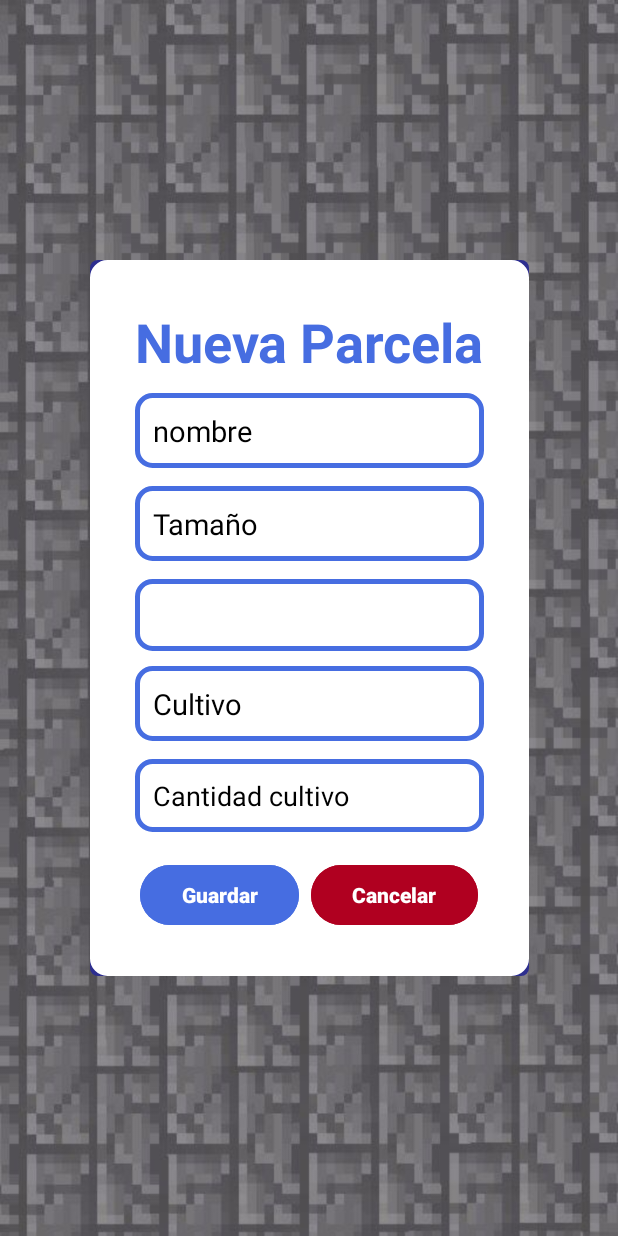
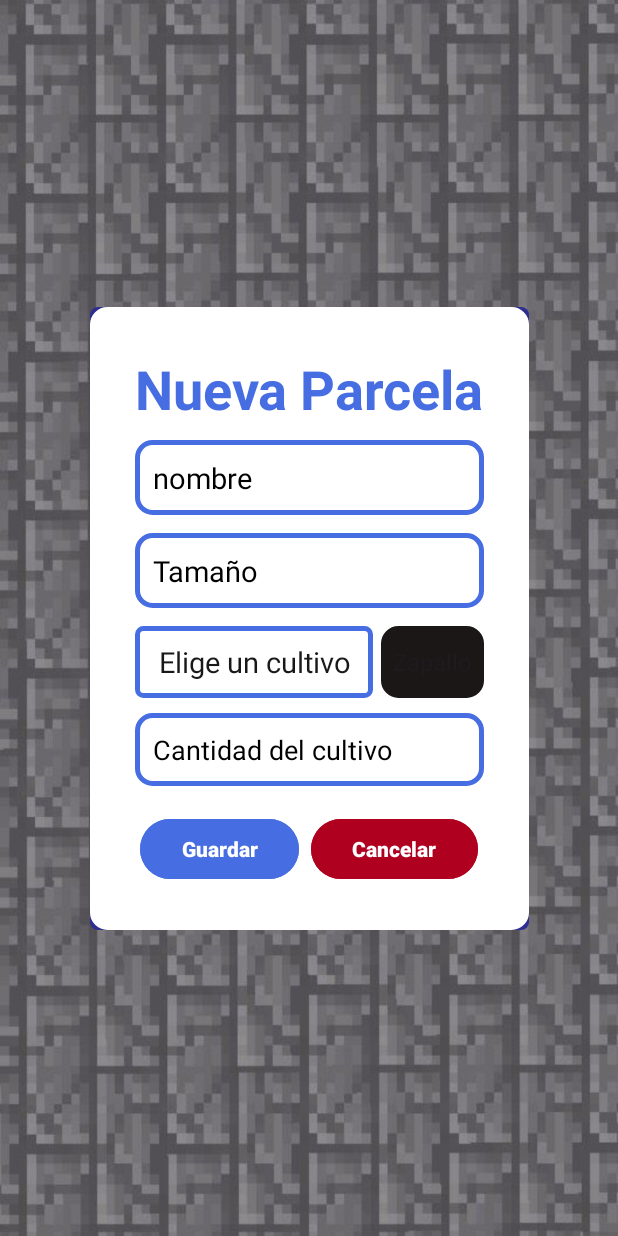
Before and after one commit to josemalavebri/CultiTraker, an Android app: the ParcelaActivity screen opened directly, with no data from a screen before it, after a tap on "Agregar", on a phone screen of 412 x 824 dp. Run offline under Robolectric (Android 15) with nearby library versions, the phone set to English and light mode, and no system bars.

Commit message:
cambiando escena

```diff
--- a/app/src/main/java/com/example/cultitraker/Activity/Cultivo/CultivoActivity.java
+++ b/app/src/main/java/com/example/cultitraker/Activity/Cultivo/CultivoActivity.java
@@ -33,7 +33,7 @@ public class CultivoActivity extends AppCompatActivity {
         setContentView(R.layout.activity_cultivo);
         recyclerView = findViewById(R.id.recyclerViewCultivo);
         recyclerView.setLayoutManager(new LinearLayoutManager(this));
-        //cargarDatosParcela();
+        cargarDatosParcela();
         ViewCompat.setOnApplyWindowInsetsListener(findViewById(R.id.main), (v, insets) -> {
             Insets systemBars = insets.getInsets(WindowInsetsCompat.Type.systemBars());
             v.setPadding(systemBars.left, systemBars.top, systemBars.right, systemBars.bottom);
@@ -58,6 +58,8 @@ public class CultivoActivity extends AppCompatActivity {
         recyclerView.setAdapter(adapterGeneral);
     }
 
+
+
     private ArrayList<Cultivo> cargarDatosParcelaDB(){
         CultivoExecuteDb cultivoExecuteDb = new CultivoExecuteDb(this);
         return cultivoExecuteDb.consultarDatos();
--- a/app/src/main/java/com/example/cultitraker/Activity/parcela/ParcelaActivity.java
+++ b/app/src/main/java/com/example/cultitraker/Activity/parcela/ParcelaActivity.java
@@ -14,8 +14,10 @@ import androidx.recyclerview.widget.RecyclerView;
 
 import com.example.cultitraker.AdapterItems.AdapterGeneral;
 import com.example.cultitraker.AdapterItems.AdapterModel;
-import com.example.cultitraker.DataBase.CommandDb.UsuarioExecuteDb;
-import com.example.cultitraker.Models.Usuario;
+import com.example.cultitraker.DataBase.CommandDb.CultivoExecuteDb;
+import com.example.cultitraker.DataBase.CommandDb.ParcelaExecuteDb;
+import com.example.cultitraker.Models.Cultivo;
+import com.example.cultitraker.Models.ParcelaTierra;
 import com.example.cultitraker.R;
 
 import java.util.ArrayList;
@@ -46,31 +48,32 @@ public class ParcelaActivity extends AppCompatActivity {
 
 
     public void cargarDatosParcela(){
-        ArrayList<Usuario> usuarios = cargarDatosParcelaDB();
+        ArrayList<ParcelaTierra> parcelas = cargarDatosParcelaDB();
         ArrayList<AdapterModel> adapterModels = new ArrayList<>();
 
-        for (Usuario usuario : usuarios){
+        for (ParcelaTierra parcela : parcelas){
             AdapterModel adapterModel = new AdapterModel();
 
-            adapterModel.setTitulo(usuario.getEmail());
-            adapterModel.setSubTitulo(usuario.getPassword());
-            adapterModel.setParrafo("parrafo");
-            adapterModel.setDetail("detalles");
-
+            adapterModel.setTitulo(parcela.getNombre());
+            adapterModel.setSubTitulo(parcela.getCultivo());
+            adapterModel.setParrafo(""+parcela.getTamano());
+            adapterModel.setDetail(""+parcela.getCantidadCultivo());
             adapterModels.add(adapterModel);
         }
         //ENVIAR SUS CARD ITEMS CON SU ID
-        AdapterGeneral adapterGeneral = new AdapterGeneral(adapterModels, this, R.layout.card_item_bloque);
+        AdapterGeneral adapterGeneral = new AdapterGeneral(adapterModels, this, R.layout.card_item_parcela);
         recyclerView.setAdapter(adapterGeneral);
     }
 
-    private ArrayList<Usuario> cargarDatosParcelaDB(){
-        UsuarioExecuteDb usuarioExecuteDb = new UsuarioExecuteDb(this);
-        return usuarioExecuteDb.consultarDatos();
+    private ArrayList<ParcelaTierra> cargarDatosParcelaDB(){
+        ParcelaExecuteDb parcelaExecuteDb = new ParcelaExecuteDb(this);
+        return parcelaExecuteDb.consultarDatos();
     }
 
     public void agregarActionButton(View view){
         Intent intent = new Intent(this, ParcelaRegistroActivity.class);
         startActivity(intent);
     }
+
+
 }
--- a/app/src/main/java/com/example/cultitraker/Activity/parcela/ParcelaRegistroActivity.java
+++ b/app/src/main/java/com/example/cultitraker/Activity/parcela/ParcelaRegistroActivity.java
@@ -1,8 +1,13 @@
 package com.example.cultitraker.Activity.parcela;
 
+import android.content.Intent;
 import android.os.Bundle;
+import android.util.Log;
 import android.view.View;
+import android.widget.AdapterView;
+import android.widget.ArrayAdapter;
 import android.widget.EditText;
+import android.widget.Spinner;
 import android.widget.Toast;
 
 import androidx.activity.EdgeToEdge;
@@ -11,17 +16,26 @@ import androidx.core.graphics.Insets;
 import androidx.core.view.ViewCompat;
 import androidx.core.view.WindowInsetsCompat;
 
+import com.example.cultitraker.DataBase.CommandDb.CultivoExecuteDb;
 import com.example.cultitraker.DataBase.CommandDb.ParcelaExecuteDb;
-import com.example.cultitraker.Models.Parcela;
+import com.example.cultitraker.Models.Cultivo;
+import com.example.cultitraker.Models.ParcelaTierra;
 import com.example.cultitraker.R;
 
+import java.util.ArrayList;
+
 public class ParcelaRegistroActivity extends AppCompatActivity {
+
+
+    Spinner spinner;
+
 
     @Override
     protected void onCreate(Bundle savedInstanceState) {
         super.onCreate(savedInstanceState);
         EdgeToEdge.enable(this);
         setContentView(R.layout.activity_parcela_registro);
+        llenarDatosSpinner();
         ViewCompat.setOnApplyWindowInsetsListener(findViewById(R.id.main), (v, insets) -> {
             Insets systemBars = insets.getInsets(WindowInsetsCompat.Type.systemBars());
             v.setPadding(systemBars.left, systemBars.top, systemBars.right, systemBars.bottom);
@@ -30,7 +44,7 @@ public class ParcelaRegistroActivity extends AppCompatActivity {
     }
 
     public void RegistrarParcelaButtonAction(View view){
-        Parcela parcela = crearParcelaData();
+        ParcelaTierra parcela = crearParcelaData();
         ParcelaExecuteDb parcelaExecuteDb = new ParcelaExecuteDb(this);
         boolean isValid = parcelaExecuteDb.agregarDatos(parcela);
         if(isValid){
@@ -40,14 +54,13 @@ public class ParcelaRegistroActivity extends AppCompatActivity {
         }
     }
 
-    private Parcela crearParcelaData(){
-        Parcela parcela = new Parcela();
+    private ParcelaTierra crearParcelaData(){
+        ParcelaTierra parcela = new ParcelaTierra();
         EditText nombre = findViewById(R.id.txt_nombreParcela);
-        EditText cultivo = findViewById(R.id.txt_cultivoParcela);
         EditText tamano = findViewById(R.id.txt_tamanoParcela);
         EditText cantidadCultivo = findViewById(R.id.txt_cantidadParcela);
         String nombreParcela = nombre.getText().toString();
-        String cultivoParcela = cultivo.getText().toString();
+        String cultivoParcela = "";
         String tamanoParcela = tamano.getText().toString();
         String cantidadCultivoParcela = cantidadCultivo.getText().toString();
         parcela.setNombre(nombreParcela);
@@ -57,6 +70,39 @@ public class ParcelaRegistroActivity extends AppCompatActivity {
         return parcela;
     }
 
+    public void cancelar(View view){
+        Intent intent = new Intent(this,ParcelaActivity.class);
+        startActivity(intent);
+    }
 
+    private ArrayList<Cultivo> traerDatosSpinnerDB(){
+        CultivoExecuteDb cultivoExecuteDb = new CultivoExecuteDb(this);
+        return cultivoExecuteDb.consultarDatos();
+    }
+
+    private void llenarDatosSpinner(){
+        ArrayList<Cultivo> cultivos = traerDatosSpinnerDB();
+        llenarSpinner(cultivos);
+    }
+
+    private void llenarSpinner(ArrayList<Cultivo> cultivos){
+
+        spinner = findViewById(R.id.spn_cultivos);
+
+        ArrayAdapter<Cultivo> adapter = new ArrayAdapter<>(this, android.R.layout.simple_spinner_item, cultivos);
+        adapter.setDropDownViewResource(android.R.layout.simple_spinner_dropdown_item);
+        spinner.setAdapter(adapter);
+        spinner.setOnItemSelectedListener(new AdapterView.OnItemSelectedListener() {
+            @Override
+            public void onItemSelected(AdapterView<?> parent, View view, int position, long id) {
+                Cultivo c = (Cultivo) parent.getItemAtPosition(position);
+                int idProducto = c.getId(); // Aquí tienes el ID del producto
+                Log.d("Cultivo", "ID seleccionado: " + idProducto);
+            }
+
+            @Override
+            public void onNothingSelected(AdapterView<?> parent) { }
+        });
+    }
 
 }
--- a/app/src/main/java/com/example/cultitraker/DataBase/CommandDb/ParcelaExecuteDb.java
+++ b/app/src/main/java/com/example/cultitraker/DataBase/CommandDb/ParcelaExecuteDb.java
@@ -4,7 +4,7 @@ import android.content.Context;
 import android.database.Cursor;
 
 import com.example.cultitraker.DataBase.DbSqlLite.ExecuteDb;
-import com.example.cultitraker.Models.Parcela;
+import com.example.cultitraker.Models.ParcelaTierra;
 
 import java.util.ArrayList;
 import java.util.HashMap;
@@ -14,12 +14,12 @@ import java.util.Map;
 public class ParcelaExecuteDb {
     private String[] columnas = {"id", "nombre", "tamano","cultivo","cantidadCultivo"};
     private ExecuteDb executeDb ;
-    private final String TABLENAME = "parcela";
+    private final String TABLENAME = "parcelaTierra";
     public ParcelaExecuteDb(Context c) {
         executeDb = new ExecuteDb(c);
     }
 
-    public boolean agregarDatos(Parcela parcela) {
+    public boolean agregarDatos(ParcelaTierra parcela) {
         Map<String, Object> datos = new HashMap<>();
         datos.put(columnas[1], parcela.getNombre());
         datos.put(columnas[2], parcela.getTamano());
@@ -28,12 +28,12 @@ public class ParcelaExecuteDb {
         return executeDb.agregarRegistroDB(TABLENAME, datos);
     }
 
-    public ArrayList<Parcela> consultarDatos() {
+    public ArrayList<ParcelaTierra> consultarDatos() {
         Cursor data =  executeDb.consultarDatos(TABLENAME);
         return cursorToList(data);
     }
 
-    public List<Parcela> consultarPorId(int id) {
+    public List<ParcelaTierra> consultarPorId(int id) {
         String condicion = "Id = ?";
         Cursor data = executeDb.consultarDatosCondicion(TABLENAME, columnas, condicion, new String[]{String.valueOf(id)});
         return cursorToList(data) ;
@@ -43,27 +43,28 @@ public class ParcelaExecuteDb {
         return executeDb.eliminarDatos(TABLENAME,id);
     }
 
-    private ArrayList<Parcela> cursorToList(Cursor data) {
-        ArrayList<Parcela> parcelas = new ArrayList<>();
-
+    private ArrayList<ParcelaTierra> cursorToList(Cursor data) {
+        ArrayList<ParcelaTierra> parcelas = new ArrayList<>();
+        int position = data.getPosition();
         if (data.moveToFirst()) {
             do {
                 int idxId = data.getColumnIndex("id");
                 int idxNombre = data.getColumnIndex("nombre");
                 int idxTamano = data.getColumnIndex("tamano");
                 int idxCultivo = data.getColumnIndex("cultivo");
-                int idxCantidad = data.getColumnIndex("cantidadCultivos");
+                int idxCantidad = data.getColumnIndex("cantidadCultivo");
 
                 if (idxId != -1 && idxNombre != -1 && idxTamano != -1 &&
                         idxCultivo != -1 && idxCantidad != -1) {
 
                     int id = data.getInt(idxId);
+
                     String nombre = data.getString(idxNombre);
-                    double tamano = data.getDouble(idxTamano);
+                    int tamano = data.getInt(idxTamano);
                     String cultivo = data.getString(idxCultivo);
                     int cantidadCultivos = data.getInt(idxCantidad);
 
-                    parcelas.add(new Parcela(id, nombre, tamano, cultivo, cantidadCultivos));
+                    parcelas.add(new ParcelaTierra(id, nombre, tamano, cultivo, cantidadCultivos));
                 }
             } while (data.moveToNext());
         }
--- a/app/src/main/java/com/example/cultitraker/DataBase/DbSqlLite/SqlLiteDb.java
+++ b/app/src/main/java/com/example/cultitraker/DataBase/DbSqlLite/SqlLiteDb.java
@@ -5,7 +5,7 @@ import android.database.sqlite.SQLiteDatabase;
 import android.database.sqlite.SQLiteOpenHelper;
 
 public class SqlLiteDb extends SQLiteOpenHelper {
-    public static final String DbName="Cultivos";
+    public static final String DbName="CultiTraker";
     public static final int DbVersion=1;
 
 
@@ -17,7 +17,7 @@ public class SqlLiteDb extends SQLiteOpenHelper {
 
 
 
-    public static final String TABLA_PARCELA = "CREATE TABLE parcela (" +
+    public static final String TABLA_PARCELA_TIERRA = "CREATE TABLE parcelaTierra(" +
             "id INTEGER PRIMARY KEY AUTOINCREMENT,"+
             "nombre TEXT,"+
             "tamano INTEGER,"+
@@ -32,6 +32,11 @@ public class SqlLiteDb extends SQLiteOpenHelper {
             "estado TEXT,"+
             "fecha TEXT)";
 
+    public static final String TABLA_CULTIVO = "CREATE TABLE cultivo (" +
+            "id INTEGER PRIMARY KEY AUTOINCREMENT," +
+            "nombre TEXT," +
+            "tipo TEXT," +
+            "fechaSiembra TEXT)";
 
     public SqlLiteDb(Context context) {
         super(context, DbName, null, DbVersion);
@@ -41,12 +46,17 @@ public class SqlLiteDb extends SQLiteOpenHelper {
     @Override
     public void onCreate(SQLiteDatabase db) {
         db.execSQL(TABLA_USUARIO);
-        db.execSQL(TABLA_PARCELA);
+        db.execSQL(TABLA_PARCELA_TIERRA);
         db.execSQL(TABLA_TAREAS);
+        db.execSQL(TABLA_CULTIVO);
     }
 
     @Override
     public void onUpgrade(SQLiteDatabase db, int oldVersion, int newVersion) {
-
+        db.execSQL("DROP TABLE IF EXISTS parcelaTierra");
+        db.execSQL("DROP TABLE IF EXISTS usuario");
+        db.execSQL("DROP TABLE IF EXISTS tareas");
+        db.execSQL("DROP TABLE IF EXISTS cultivo");
+        onCreate(db);
     }
 }
--- a/app/src/main/java/com/example/cultitraker/Models/Cultivo.java
+++ b/app/src/main/java/com/example/cultitraker/Models/Cultivo.java
@@ -25,4 +25,9 @@ public class Cultivo {
 
     public String getFechaSiembra() { return fechaSiembra; }
     public void setFechaSiembra(String fechaSiembra) { this.fechaSiembra = fechaSiembra; }
+
+    @Override
+    public String toString() {
+        return nombre; // o cualquier campo legible como "tipo" o "variedad"
+    }
 }
--- a/app/src/main/res/drawable/custom_edittext.xml
+++ b/app/src/main/res/drawable/custom_edittext.xml
@@ -5,6 +5,7 @@
     <stroke
         android:width="3dp"
         android:color="@color/purple"/>
+
     <corners
         android:radius="10dp"/>
 </shape>
--- /dev/null
+++ b/app/src/main/res/drawable/custom_spinner.xml
@@ -0,0 +1,15 @@
+<?xml version="1.0" encoding="utf-8"?>
+<layer-list xmlns:android="http://schemas.android.com/apk/res/android">
+
+    <!-- Fondo con borde y esquinas redondeadas -->
+    <item>
+        <shape android:shape="rectangle">
+            <stroke
+                android:width="3dp"
+                android:color="@color/purple" />
+            <corners android:radius="4dp" />
+        </shape>
+    </item>
+
+
+</layer-list>
--- a/app/src/main/res/layout/activity_parcela.xml
+++ b/app/src/main/res/layout/activity_parcela.xml
@@ -5,13 +5,13 @@
     android:id="@+id/main"
     android:layout_width="match_parent"
     android:layout_height="match_parent"
-    android:background="@drawable/roca"
     android:padding="10sp"
     tools:context=".Activity.parcela.ParcelaActivity">
 
     <LinearLayout
         android:layout_width="match_parent"
         android:layout_height="match_parent"
+        android:background="@drawable/roca"
         android:gravity="center"
         android:orientation="vertical"
         tools:layout_editor_absoluteX="10dp"
--- a/app/src/main/res/layout/activity_parcela_registro.xml
+++ b/app/src/main/res/layout/activity_parcela_registro.xml
@@ -70,27 +70,40 @@
                 android:textColorHint="@color/black"
                 android:textSize="19sp" />
 
-            <Spinner
-                android:id="@+id/spinner"
-                style="@android:style/Widget.Material.Spinner.Underlined"
-                android:layout_width="match_parent"
-                android:layout_height="48dp"
-                android:layout_marginBottom="10dp"
-                android:background="@drawable/custom_edittext"
-                android:scrollbarStyle="outsideInset" />
-
-            <EditText
-                android:id="@+id/txt_cultivoParcela"
+            <LinearLayout
                 android:layout_width="match_parent"
                 android:layout_height="wrap_content"
-                android:layout_marginBottom="12dp"
-                android:background="@drawable/custom_edittext"
-                android:hint="Cultivo"
-                android:inputType="textPersonName"
-                android:padding="12dp"
-                android:textColor="@android:color/black"
-                android:textColorHint="@color/black"
-                android:textSize="19sp" />
+                android:layout_marginBottom="10dp"
+                android:gravity="center"
+                android:orientation="horizontal">
+
+                <TextView
+                    android:id="@+id/textView2"
+                    android:layout_width="wrap_content"
+                    android:layout_height="48dp"
+                    android:layout_marginRight="5dp"
+                    android:layout_weight="1"
+                    android:background="@drawable/custom_spinner"
+                    android:fontFamily="sans-serif"
+                    android:foregroundTint="#1F1E1E"
+                    android:gravity="center"
+                    android:text="Elige un cultivo"
+                    android:textColor="#191818"
+                    android:textSize="19dp" />
+
+                <Spinner
+                    android:id="@+id/spn_cultivos"
+                    style="@style/Widget.AppCompat.Light.Spinner.DropDown.ActionBar"
+                    android:layout_width="wrap_content"
+                    android:layout_height="match_parent"
+                    android:background="@drawable/custom_edittext"
+                    android:backgroundTint="#1B1717"
+                    android:foregroundTint="#191818"
+                    android:gravity="center"
+                    android:popupBackground="@color/black"
+                    android:scrollbarStyle="outsideInset" />
+
+            </LinearLayout>
 
             <EditText
                 android:id="@+id/txt_cantidadParcela"
@@ -98,7 +111,7 @@
                 android:layout_height="wrap_content"
                 android:layout_marginBottom="12dp"
                 android:background="@drawable/custom_edittext"
-                android:hint="Cantidad cultivo"
+                android:hint="Cantidad del cultivo"
                 android:inputType="number"
                 android:padding="12dp"
                 android:textColorHint="@color/black" />
@@ -133,7 +146,7 @@
                     android:layout_weight="1"
                     android:backgroundTint="@color/design_default_color_error"
                     android:fontFamily="sans-serif-black"
-                    android:onClick="cancelarRegistro"
+                    android:onClick="cancelar"
                     android:text="Cancelar"
                     android:textAppearance="@style/TextAppearance.AppCompat.Body1"
                     android:textColor="@android:color/white" />
```
Also changed, not shown: app/src/main/java/com/example/cultitraker/IniciarSesion.java (+16 -2 lines), app/src/main/java/com/example/cultitraker/Models/ParcelaTierra.java (renamed from app/src/main/java/com/example/cultitraker/Models/Parcela.java, +6 -6 lines), app/src/main/res/layout/activity_registro.xml (+6 -17 lines), app/src/main/res/layout/card_item_parcela.xml (added, +105 -0 lines), app/src/main/res/drawable/flecha.png (added).
